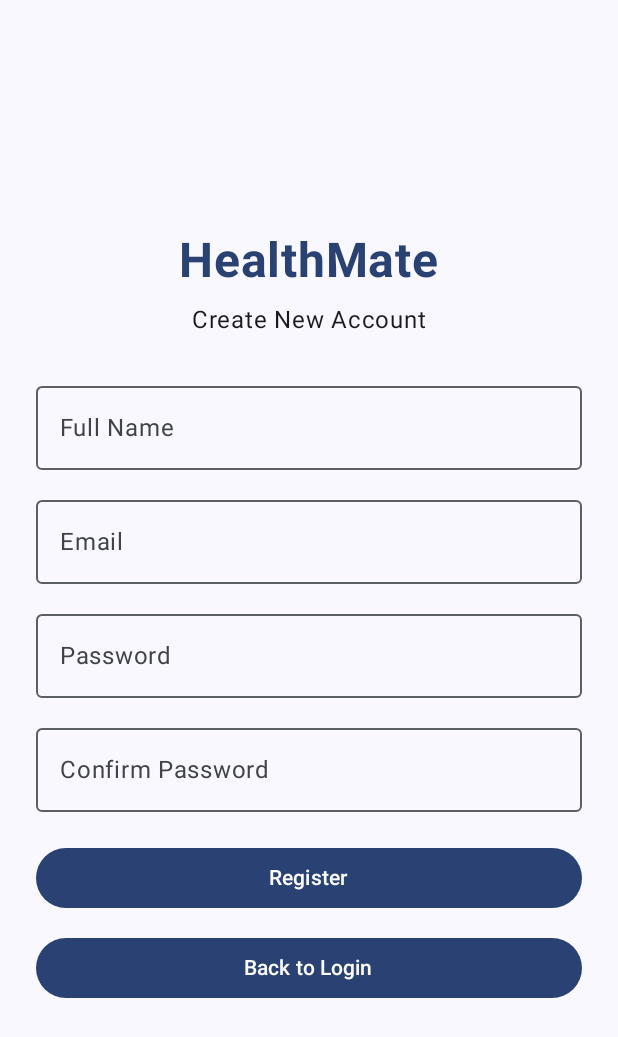
After one commit to shams030/HealthMate, an Android app built with Jetpack Compose: the composable RegisterScreen shown on its own in the app's theme, on a phone screen of 412 x 824 dp. The commit adds this screen. Shown: the top 1037 px of the screen. Run offline under Robolectric (Android 15) with nearby library versions, the phone set to English and light mode, and no system bars.

Commit message:
Implement registration login validation and logout

```diff
--- /dev/null
+++ b/app/src/main/java/com/example/healthmate/RegisterScreen.kt
@@ -0,0 +1,178 @@
+package com.example.healthmate
+
+import androidx.compose.foundation.layout.Arrangement
+import androidx.compose.foundation.layout.Column
+import androidx.compose.foundation.layout.Spacer
+import androidx.compose.foundation.layout.fillMaxSize
+import androidx.compose.foundation.layout.fillMaxWidth
+import androidx.compose.foundation.layout.height
+import androidx.compose.foundation.layout.padding
+import androidx.compose.material3.Button
+import androidx.compose.material3.MaterialTheme
+import androidx.compose.material3.OutlinedTextField
+import androidx.compose.material3.Text
+import androidx.compose.runtime.*
+import androidx.compose.ui.Alignment
+import androidx.compose.ui.Modifier
+import androidx.compose.ui.text.font.FontWeight
+import androidx.compose.ui.text.input.PasswordVisualTransformation
+import androidx.compose.ui.unit.dp
+import androidx.compose.ui.unit.sp
+import androidx.compose.ui.platform.LocalContext
+
+@Composable
+fun RegisterScreen(
+    onRegister: () -> Unit,
+    onBackToLogin: () -> Unit
+) {
+    val context = LocalContext.current
+    val accountStorage = remember {
+        AccountStorage(context)
+    }
+
+    var name by remember { mutableStateOf("") }
+    var email by remember { mutableStateOf("") }
+    var password by remember { mutableStateOf("") }
+    var confirmPassword by remember { mutableStateOf("") }
+    var errorMessage by remember { mutableStateOf("") }
+
+    Column(
+        modifier = Modifier
+            .fillMaxSize()
+            .padding(24.dp),
+        verticalArrangement = Arrangement.Center,
+        horizontalAlignment = Alignment.CenterHorizontally
+    ) {
+
+        Text(
+            text = "HealthMate",
+            fontSize = 32.sp,
+            fontWeight = FontWeight.Bold,
+            color = MaterialTheme.colorScheme.primary
+        )
+
+        Spacer(modifier = Modifier.height(8.dp))
+
+        Text("Create New Account")
+
+        Spacer(modifier = Modifier.height(24.dp))
+
+        OutlinedTextField(
+            value = name,
+            onValueChange = {
+                name = it
+                errorMessage = ""
+            },
+            label = { Text("Full Name") },
+            modifier = Modifier.fillMaxWidth()
+        )
+
+        Spacer(modifier = Modifier.height(12.dp))
+
+        OutlinedTextField(
+            value = email,
+            onValueChange = {
+                email = it
+                errorMessage = ""
+            },
+            label = { Text("Email") },
+            modifier = Modifier.fillMaxWidth()
+        )
+
+        Spacer(modifier = Modifier.height(12.dp))
+
+        OutlinedTextField(
+            value = password,
+            onValueChange = {
+                password = it
+                errorMessage = ""
+            },
+            label = { Text("Password") },
+            visualTransformation = PasswordVisualTransformation(),
+            modifier = Modifier.fillMaxWidth()
+        )
+
+        Spacer(modifier = Modifier.height(12.dp))
+
+        OutlinedTextField(
+            value = confirmPassword,
+            onValueChange = {
+                confirmPassword = it
+                errorMessage = ""
+            },
+            label = { Text("Confirm Password") },
+            visualTransformation = PasswordVisualTransformation(),
+            modifier = Modifier.fillMaxWidth()
+        )
+
+        if (errorMessage.isNotEmpty()) {
+            Spacer(modifier = Modifier.height(8.dp))
+
+            Text(
+                text = errorMessage,
+                color = MaterialTheme.colorScheme.error
+            )
+        }
+
+        Spacer(modifier = Modifier.height(20.dp))
+
+        Button(
+            onClick = {
+
+                when {
+
+                    name.isBlank() ||
+                            email.isBlank() ||
+                            password.isBlank() ||
+                            confirmPassword.isBlank() -> {
+                        errorMessage = "Please fill in all fields."
+                    }
+
+                    !email.contains("@") ||
+                            !email.contains(".") -> {
+                        errorMessage = "Please enter a valid email."
+                    }
+
+                    password.length < 6 -> {
+                        errorMessage = "Password must be at least 6 characters."
+                    }
+
+                    password != confirmPassword -> {
+                        errorMessage = "Passwords do not match."
+                    }
+
+                    accountStorage.accountExists(email) -> {
+                        errorMessage = "This email is already registered."
+                    }
+
+                    else -> {
+
+                        val success = accountStorage.register(
+                            name = name,
+                            email = email,
+                            password = password
+                        )
+
+                        if (success) {
+                            onRegister()
+                        } else {
+                            errorMessage = "Registration failed."
+                        }
+                    }
+                }
+            },
+            modifier = Modifier.fillMaxWidth()
+        ) {
+            Text("Register")
+        }
+
+        Spacer(modifier = Modifier.height(12.dp))
+
+        Button(
+            onClick = onBackToLogin,
+            modifier = Modifier.fillMaxWidth()
+        ) {
+            Text("Back to Login")
+        }
+    }
+}
```
Also changed, not shown: app/src/main/java/com/example/healthmate/AccountStorage.kt (added, +46 -0 lines), app/src/main/java/com/example/healthmate/LoginScreen.kt (added, +131 -0 lines), app/src/main/java/com/example/healthmate/MainActivity.kt (+55 -3 lines).
